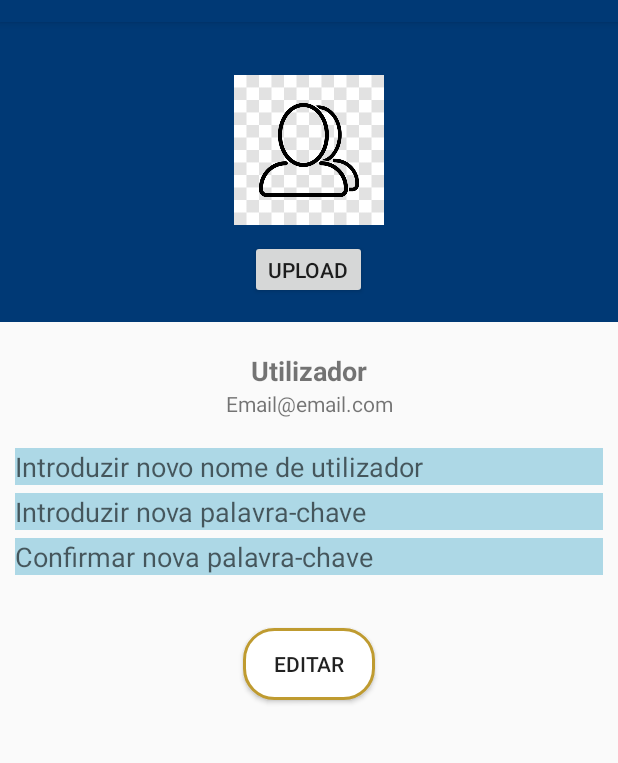
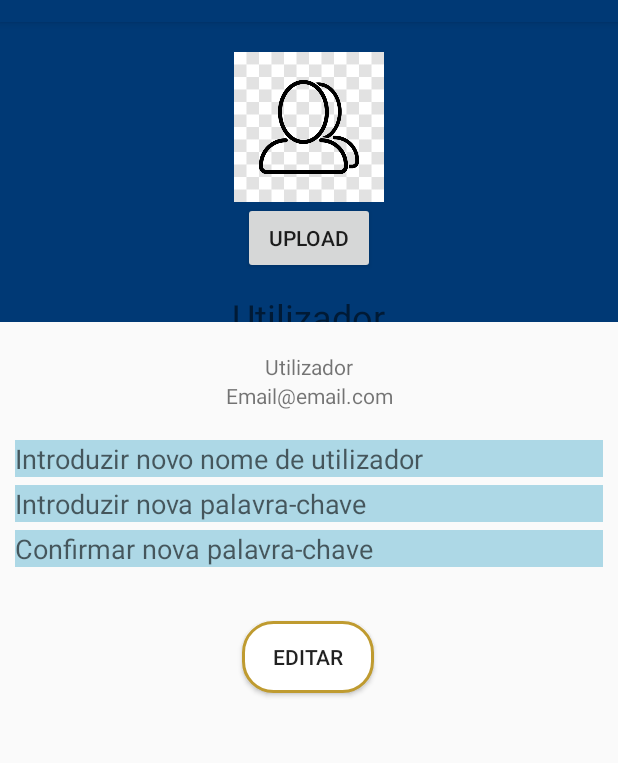
Before and after one commit to carolinafsilva/ubi5stars, an Android app: the MenuActivity screen opened directly, with no data from a screen before it, after a tap on an icon or button, on a phone screen of 412 x 824 dp, the part 62-825 px from its top. Run offline under Robolectric (Android 15) with nearby library versions, the light colour scheme and no system bars; our stand-ins replace Firebase (no records; nobody signed in at launch, a user with empty details on screens opened directly).

Commit message:
Merge branch 'master' of /Users/fraguinha/AndroidStudioProjects/ubi5stars with conflicts.

```diff
--- a/app/src/main/AndroidManifest.xml
+++ b/app/src/main/AndroidManifest.xml
@@ -34,7 +34,7 @@
         <activity android:name=".RegisterActivity" />
         <activity android:name=".SearchActivity" />
         <activity android:name=".RankingActivity"></activity>
-        <activity android:name=".UserProfile" />
+        <activity android:name=".UserProfileActivity" />
         <activity
             android:name=".SettingsActivity"
             android:configChanges="locale|orientation" />
--- a/app/src/main/java/pmd/di/ubi/ubi5stars/MenuActivity.java
+++ b/app/src/main/java/pmd/di/ubi/ubi5stars/MenuActivity.java
@@ -79,6 +79,6 @@ public class MenuActivity extends Activity {
     }
 
     public void toProfile(View v) {
-        startActivity(new Intent(this, UserProfile.class));
+        startActivity(new Intent(this, UserProfileActivity.class));
     }
 }
--- a/app/src/main/java/pmd/di/ubi/ubi5stars/UserProfile.java
+++ /dev/null
@@ -1,61 +0,0 @@
-package pmd.di.ubi.ubi5stars;
-
-import android.os.Bundle;
-import android.view.View;
-import android.widget.Button;
-import android.widget.EditText;
-import android.widget.TextView;
-
-import androidx.appcompat.app.AppCompatActivity;
-
-import com.google.firebase.auth.FirebaseAuth;
-import com.google.firebase.auth.FirebaseUser;
-
-public class UserProfile extends AppCompatActivity {
-
-    private FirebaseUser FBuser;
-    private Button Bupload;
-    private EditText ETuser;
-    private EditText ETpass;
-    private EditText ETconf_pass;
-    private TextView TVemail;
-    private TextView TVemailadrr;
-    private Button Bedit;
-
-    @Override
-    protected void onCreate(Bundle savedInstanceState) {
-        super.onCreate(savedInstanceState);
-        setContentView(R.layout.activity_user_profile);
-
-        ETuser = findViewById(R.id.up_ins_email);
-        ETpass = findViewById(R.id.up_ins_password);
-        ETconf_pass = findViewById(R.id.up_password_confirmation);
-        Bupload = findViewById(R.id.up_upload);
-        TVemail = findViewById(R.id.up_email);
-        TVemailadrr = findViewById(R.id.up_emailaddr);
-        Bedit = findViewById(R.id.up_edit);
-
-        FBuser = FirebaseAuth.getInstance().getCurrentUser();
-
-        if(FBuser == null) {
-            ETuser.setVisibility(View.INVISIBLE);
-            ETpass.setVisibility(View.INVISIBLE);
-            ETconf_pass.setVisibility(View.INVISIBLE);
-            Bupload.setEnabled(false);
-            TVemail.setText(R.string.empty_user);
-            TVemailadrr.setVisibility(View.INVISIBLE);
-            Bedit.setEnabled(false);
-        }
-    }
-
-    public void editUserData(View view) {
-
-        String username = ETuser.getText().toString();
-        String pass = ETpass.getText().toString();
-        String conf_pass = ETconf_pass.getText().toString();
-    }
-
-    public void editUserImage(View view) {
-        // TODO: IMPLEMENT
-    }
-}
--- /dev/null
+++ b/app/src/main/java/pmd/di/ubi/ubi5stars/UserProfileActivity.java
@@ -0,0 +1,41 @@
+package pmd.di.ubi.ubi5stars;
+
+import android.os.Bundle;
+import android.view.View;
+import android.widget.EditText;
+
+import androidx.appcompat.app.AppCompatActivity;
+
+public class UserProfileActivity extends AppCompatActivity {
+
+    private EditText ETuser;
+    private EditText ETpass;
+    private EditText ETconf_pass;
+
+    @Override
+    protected void onCreate(Bundle savedInstanceState) {
+        super.onCreate(savedInstanceState);
+        setContentView(R.layout.activity_user_profile);
+    }
+
+    public void uploadFoto(View v) {
+
+    }
+
+    public void editUserData(View view) {
+
+        ETuser = findViewById(R.id.up_ins_email);
+        ETpass = findViewById(R.id.up_ins_password);
+        ETconf_pass = findViewById(R.id.up_password_confirmation);
+
+        String user = ETuser.getText().toString();
+        String pass = ETpass.getText().toString();
+        String conf_pass = ETconf_pass.getText().toString();
+
+        // TODO: IMPLEMENT
+    }
+
+    public void editUserImage(View view) {
+        // TODO: IMPLEMENT
+    }
+}
--- a/app/src/main/res/layout/activity_user_profile.xml
+++ b/app/src/main/res/layout/activity_user_profile.xml
@@ -4,7 +4,7 @@
     xmlns:tools="http://schemas.android.com/tools"
     android:layout_width="match_parent"
     android:layout_height="match_parent"
-    tools:context=".UserProfile">
+    tools:context=".UserProfileActivity">
 
     <LinearLayout
         android:id="@+id/up_ll"
@@ -16,30 +16,35 @@
         app:layout_constraintTop_toTopOf="parent">
 
         <FrameLayout
+            android:id="@+id/imgUser"
             android:layout_width="wrap_content"
             android:layout_height="wrap_content"
+            android:layout_centerHorizontal="true"
             android:layout_marginTop="20dp"
             android:background="@color/colorPrimaryDark">
 
             <ImageView
-                android:id="@+id/imgUser"
                 android:layout_width="100dp"
                 android:layout_height="100dp"
                 android:adjustViewBounds="true"
+                android:onClick="editUserImage"
                 android:scaleType="centerInside"
                 android:src="@drawable/profile" />
 
         </FrameLayout>
 
         <Button
-            android:id="@+id/up_upload"
-            android:minHeight="0dp"
-            android:minWidth="0dp"
-            android:layout_marginTop="10dp"
             android:layout_width="wrap_content"
             android:layout_height="wrap_content"
-            android:onClick="editUserImage"
+            android:onClick="uploadFoto"
             android:text="Upload" />
+
+        <TextView
+            android:layout_width="wrap_content"
+            android:layout_height="wrap_content"
+            android:layout_marginTop="12dp"
+            android:text="@string/user"
+            android:textSize="24sp" />
 
     </LinearLayout>
 
@@ -49,8 +54,6 @@
         android:layout_width="wrap_content"
         android:layout_height="wrap_content"
         android:layout_marginTop="20dp"
-        android:textStyle="bold"
-        android:textSize="18sp"
         android:text="@string/user"
         app:layout_constraintLeft_toLeftOf="parent"
         app:layout_constraintRight_toRightOf="parent"
@@ -112,10 +115,11 @@
         android:id="@+id/up_edit"
         android:layout_width="wrap_content"
         android:layout_height="wrap_content"
-        android:layout_marginTop="35dp"
+        android:layout_marginTop="36dp"
         android:background="@drawable/menu_btn"
         android:onClick="editUserData"
         android:text="@string/edit"
+        app:layout_constraintHorizontal_bias="0.498"
         app:layout_constraintLeft_toLeftOf="parent"
         app:layout_constraintRight_toRightOf="parent"
         app:layout_constraintTop_toBottomOf="@id/up_password_confirmation" />
```
